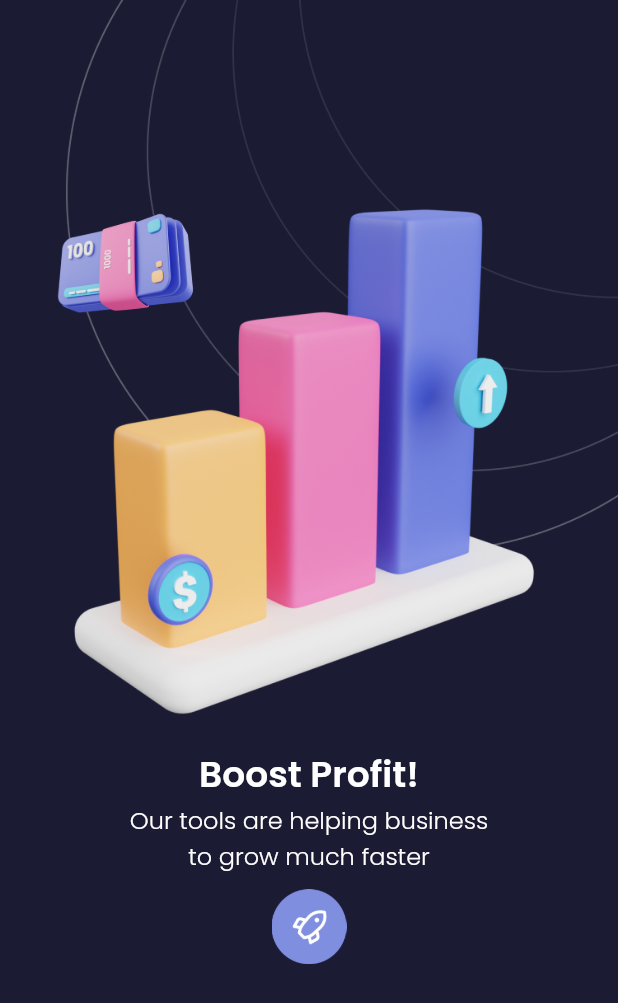
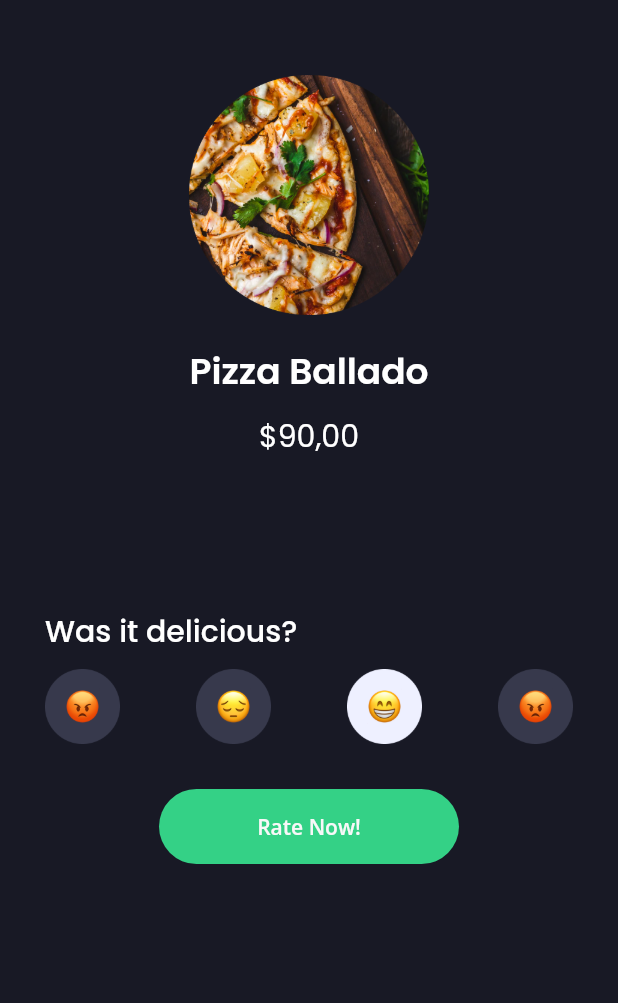
Before and after one commit to farisqadr/sevendays, a Flutter app: the screen it shows after launch, on a phone screen of 412 x 824 dp. Shown: the top 1003 px of the screen. Run offline on Flutter 3.47's test engine with Material 2 defaults, Android fonts, the phone set to English and light mode, and no system bars; our stand-ins replace google_fonts.

Commit message:
Rating Screen Day 5

```diff
--- a/lib/main.dart
+++ b/lib/main.dart
@@ -1,11 +1,11 @@
 import 'package:flutter/material.dart';
-import 'package:sevendays/pages/challenge4.dart';
+import 'package:sevendays/pages/rating_screen.dart';
 
 void main() => runApp(SevenDays());
 
 class SevenDays extends StatelessWidget {
   @override
   Widget build(BuildContext context) {
-    return MaterialApp(debugShowCheckedModeBanner: false, home: Challenge4());
+    return MaterialApp(debugShowCheckedModeBanner: false, home: RatingScreen());
   }
 }
--- a/lib/pages/challenge2.dart
+++ b/lib/pages/challenge2.dart
@@ -43,9 +43,7 @@ class ChallengeTwo extends StatelessWidget {
               minimumSize: Size(250, 36),
               backgroundColor: Color(0xffAFEA0D),
             ),
-            onPressed: () {
-              print('Pressed');
-            },
+            onPressed: () {},
           ),
         ),
         Padding(
--- /dev/null
+++ b/lib/pages/rating_screen.dart
@@ -0,0 +1,78 @@
+import 'package:flutter/material.dart';
+import 'package:sevendays/widget/theme.dart';
+
+class RatingScreen extends StatelessWidget {
+  @override
+  Widget build(BuildContext context) {
+    return Scaffold(
+      backgroundColor: Color(0xff181925),
+      body: Padding(
+        padding: const EdgeInsets.only(top: 50, left: 30, right: 30),
+        child: Column(
+          children: [
+            Image.asset(
+              'assets/pizza.png',
+              width: 160,
+            ),
+            SizedBox(
+              height: 20,
+            ),
+            Text(
+              'Pizza Ballado',
+              style: titleTextStyle,
+            ),
+            SizedBox(
+              height: 10,
+            ),
+            Text(
+              '\$90,00',
+              style: priceTextStyle,
+            ),
+            SizedBox(
+              height: 100,
+            ),
+            Column(
+              crossAxisAlignment: CrossAxisAlignment.start,
+              children: [
+                Text(
+                  'Was it delicious?',
+                  style: descTextStyle,
+                ),
+                SizedBox(
+                  height: 10,
+                ),
+                Row(
+                  mainAxisAlignment: MainAxisAlignment.spaceBetween,
+                  children: [
+                    Image.asset(
+                      'assets/emoji1.png',
+                      width: 50,
+                    ),
+                    Image.asset('assets/emoji2.png', width: 50),
+                    Image.asset('assets/emoji3.png', width: 50),
+                    Image.asset('assets/emoji1.png', width: 50)
+                  ],
+                ),
+              ],
+            ),
+            SizedBox(
+              height: 30,
+            ),
+            Container(
+              width: 200,
+              height: 50,
+              decoration: BoxDecoration(
+                  color: Color(0xff34D186),
+                  borderRadius: BorderRadius.circular(60)),
+              child: Align(
+                  child: Text(
+                'Rate Now!',
+                style: buttonTextStyle,
+              )),
+            )
+          ],
+        ),
+      ),
+    );
+  }
+}
--- a/lib/widget/theme.dart
+++ b/lib/widget/theme.dart
@@ -12,13 +12,18 @@ TextStyle lightTextStyle = GoogleFonts.poppins(color: blackColor, fontSize: 16);
 TextStyle buttonTextStyle =
     GoogleFonts.openSans(color: Color(0xffF8F8F8), fontWeight: FontWeight.w600);
 
+TextStyle messageTextStyle =
+    GoogleFonts.poppins(color: Color(0xff808EAB), fontSize: 14);
+
 // dark theme
 Color whiteColor = Color(0xffFFFFFF);
 
 TextStyle titleTextStyle = GoogleFonts.poppins(
     color: whiteColor, fontSize: 24, fontWeight: FontWeight.w600);
 
+TextStyle priceTextStyle = GoogleFonts.poppins(color: whiteColor, fontSize: 20);
+
 TextStyle descTextStyle = GoogleFonts.poppins(
-    color: whiteColor, fontSize: 16, fontWeight: FontWeight.w300);
+    color: whiteColor, fontSize: 20, fontWeight: FontWeight.w500);
 
 Color pinkColor = Color(0xffF94593);
```
Also changed, not shown: assets/emoji1.png (added), assets/emoji2.png (added), assets/emoji3.png (added), assets/emoji4.png (added), assets/pizza.png (added), assets/stars.png (added).
